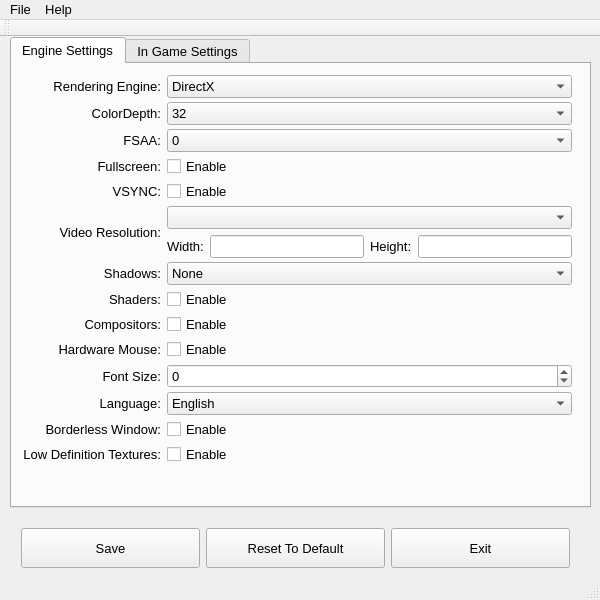
First picture: the form in MainWindow.ui, repository gearcity/GearCity_VideoSettingsEditor, before the edit.
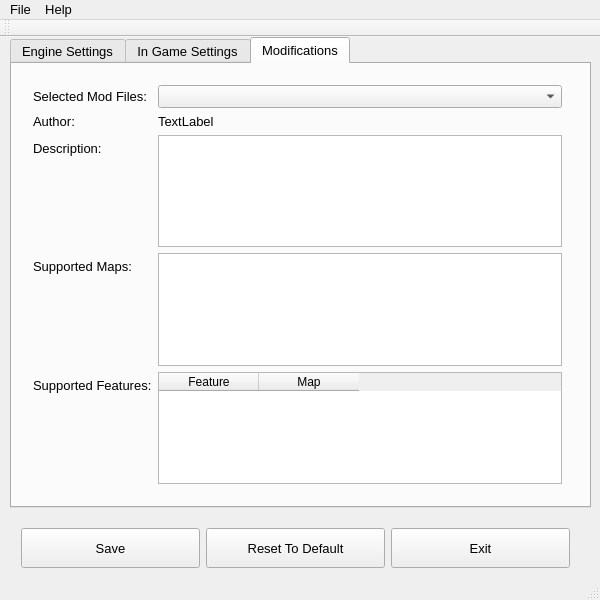
Second picture: the form after the edit. The open tabs and pages were chosen to show the change. Icons and pictures are not drawn.

Patch:
```diff
--- a/MainWindow.ui
+++ b/MainWindow.ui
@@ -609,6 +609,88 @@
       </layout>
      </widget>
     </widget>
+    <widget class="QWidget" name="tab">
+     <attribute name="title">
+      <string>Modifications</string>
+     </attribute>
+     <widget class="QWidget" name="formLayoutWidget">
+      <property name="geometry">
+       <rect>
+        <x>10</x>
+        <y>10</y>
+        <width>551</width>
+        <height>421</height>
+       </rect>
+      </property>
+      <layout class="QFormLayout" name="formLayout">
+       <item row="0" column="0">
+        <widget class="QLabel" name="label_26">
+         <property name="text">
+          <string>Selected Mod Files:</string>
+         </property>
+        </widget>
+       </item>
+       <item row="0" column="1">
+        <widget class="QComboBox" name="comboBox_Mod_AvaliableMods"/>
+       </item>
+       <item row="2" column="0">
+        <widget class="QLabel" name="label_27">
+         <property name="text">
+          <string>Description:</string>
+         </property>
+        </widget>
+       </item>
+       <item row="2" column="1">
+        <widget class="QTextBrowser" name="textBrowser_Mod_Description"/>
+       </item>
+       <item row="3" column="0">
+        <widget class="QLabel" name="label_28">
+         <property name="text">
+          <string>Supported Maps:</string>
+         </property>
+        </widget>
+       </item>
+       <item row="3" column="1">
+        <widget class="QListWidget" name="listWidget_Mod_Maps"/>
+       </item>
+       <item row="4" column="0">
+        <widget class="QLabel" name="label_29">
+         <property name="text">
+          <string>Supported Features:</string>
+         </property>
+        </widget>
+       </item>
+       <item row="4" column="1">
+        <widget class="QTableWidget" name="tableWidget_Mod_Features">
+         <column>
+          <property name="text">
+           <string>Feature</string>
+          </property>
+         </column>
+         <column>
+          <property name="text">
+           <string>Map</string>
+          </property>
+         </column>
+        </widget>
+       </item>
+       <item row="1" column="0">
+        <widget class="QLabel" name="label_30">
+         <property name="text">
+          <string>Author:</string>
+         </property>
+        </widget>
+       </item>
+       <item row="1" column="1">
+        <widget class="QLabel" name="label_Mod_Author">
+         <property name="text">
+          <string>TextLabel</string>
+         </property>
+        </widget>
+       </item>
+      </layout>
+     </widget>
+    </widget>
    </widget>
    <widget class="QWidget" name="horizontalLayoutWidget">
     <property name="geometry">
```
Left out of the diff: 2 changed lines with no effect on the pictures.
